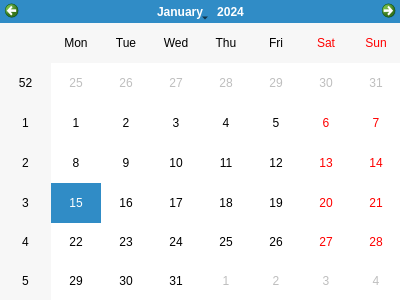
The window that templates/CalendarBajaWindow.ui (braisd11/CarTeis) describes before a commit, drawn with Qt 5.
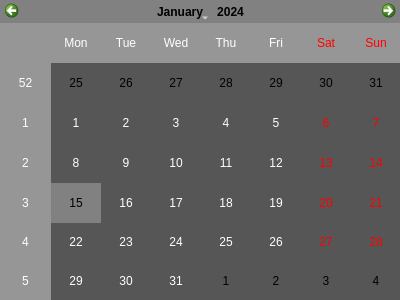
The same window after the commit. Icons and pictures are not drawn.

What changed in the file:
```diff
--- a/templates/CalendarBajaWindow.ui
+++ b/templates/CalendarBajaWindow.ui
@@ -28,6 +28,178 @@
     <height>300</height>
    </size>
   </property>
+  <property name="palette">
+   <palette>
+    <active>
+     <colorrole role="WindowText">
+      <brush brushstyle="SolidPattern">
+       <color alpha="255">
+        <red>255</red>
+        <green>255</green>
+        <blue>255</blue>
+       </color>
+      </brush>
+     </colorrole>
+     <colorrole role="Base">
+      <brush brushstyle="SolidPattern">
+       <color alpha="255">
+        <red>255</red>
+        <green>255</green>
+        <blue>255</blue>
+       </color>
+      </brush>
+     </colorrole>
+     <colorrole role="Window">
+      <brush brushstyle="SolidPattern">
+       <color alpha="255">
+        <red>86</red>
+        <green>86</green>
+        <blue>86</blue>
+       </color>
+      </brush>
+     </colorrole>
+     <colorrole role="Highlight">
+      <brush brushstyle="SolidPattern">
+       <color alpha="255">
+        <red>255</red>
+        <green>255</green>
+        <blue>255</blue>
+       </color>
+      </brush>
+     </colorrole>
+     <colorrole role="HighlightedText">
+      <brush brushstyle="SolidPattern">
+       <color alpha="255">
+        <red>0</red>
+        <green>0</green>
+        <blue>0</blue>
+       </color>
+      </brush>
+     </colorrole>
+     <colorrole role="AlternateBase">
+      <brush brushstyle="SolidPattern">
+       <color alpha="255">
+        <red>150</red>
+        <green>150</green>
+        <blue>150</blue>
+       </color>
+      </brush>
+     </colorrole>
+    </active>
+    <inactive>
+     <colorrole role="WindowText">
+      <brush brushstyle="SolidPattern">
+       <color alpha="255">
+        <red>255</red>
+        <green>255</green>
+        <blue>255</blue>
+       </color>
+      </brush>
+     </colorrole>
+     <colorrole role="Base">
+      <brush brushstyle="SolidPattern">
+       <color alpha="255">
+        <red>255</red>
+        <green>255</green>
+        <blue>255</blue>
+       </color>
+      </brush>
+     </colorrole>
+     <colorrole role="Window">
+      <brush brushstyle="SolidPattern">
+       <color alpha="255">
+        <red>86</red>
+        <green>86</green>
+        <blue>86</blue>
+       </color>
+      </brush>
+     </colorrole>
+     <colorrole role="Highlight">
+      <brush brushstyle="SolidPattern">
+       <color alpha="255">
+        <red>255</red>
+        <green>255</green>
+        <blue>255</blue>
+       </color>
+      </brush>
+     </colorrole>
+     <colorrole role="HighlightedText">
+      <brush brushstyle="SolidPattern">
+       <color alpha="255">
+        <red>0</red>
+        <green>0</green>
+        <blue>0</blue>
+       </color>
+      </brush>
+     </colorrole>
+     <colorrole role="AlternateBase">
+      <brush brushstyle="SolidPattern">
+       <color alpha="255">
+        <red>150</red>
+        <green>150</green>
+        <blue>150</blue>
+       </color>
+      </brush>
+     </colorrole>
+    </inactive>
+    <disabled>
+     <colorrole role="WindowText">
+      <brush brushstyle="SolidPattern">
+       <color alpha="255">
+        <red>120</red>
+        <green>120</green>
+        <blue>120</blue>
+       </color>
+      </brush>
+     </colorrole>
+     <colorrole role="Base">
+      <brush brushstyle="SolidPattern">
+       <color alpha="255">
+        <red>86</red>
+        <green>86</green>
+        <blue>86</blue>
+       </color>
+      </brush>
+     </colorrole>
+     <colorrole role="Window">
+      <brush brushstyle="SolidPattern">
+       <color alpha="255">
+        <red>86</red>
+        <green>86</green>
+        <blue>86</blue>
+       </color>
+      </brush>
+     </colorrole>
+     <colorrole role="Highlight">
+      <brush brushstyle="SolidPattern">
+       <color alpha="255">
+        <red>0</red>
+        <green>120</green>
+        <blue>215</blue>
+       </color>
+      </brush>
+     </colorrole>
+     <colorrole role="HighlightedText">
+      <brush brushstyle="SolidPattern">
+       <color alpha="255">
+        <red>0</red>
+        <green>0</green>
+        <blue>0</blue>
+       </color>
+      </brush>
+     </colorrole>
+     <colorrole role="AlternateBase">
+      <brush brushstyle="SolidPattern">
+       <color alpha="255">
+        <red>150</red>
+        <green>150</green>
+        <blue>150</blue>
+       </color>
+      </brush>
+     </colorrole>
+    </disabled>
+   </palette>
+  </property>
   <property name="windowTitle">
    <string>Dialog</string>
   </property>
@@ -46,6 +218,259 @@
      <verstretch>0</verstretch>
     </sizepolicy>
    </property>
+   <property name="palette">
+    <palette>
+     <active>
+      <colorrole role="WindowText">
+       <brush brushstyle="SolidPattern">
+        <color alpha="255">
+         <red>255</red>
+         <green>255</green>
+         <blue>255</blue>
+        </color>
+       </brush>
+      </colorrole>
+      <colorrole role="Button">
+       <brush brushstyle="SolidPattern">
+        <color alpha="255">
+         <red>86</red>
+         <green>86</green>
+         <blue>86</blue>
+        </color>
+       </brush>
+      </colorrole>
+      <colorrole role="Light">
+       <brush brushstyle="SolidPattern">
+        <color alpha="255">
+         <red>0</red>
+         <green>0</green>
+         <blue>0</blue>
+        </color>
+       </brush>
+      </colorrole>
+      <colorrole role="Dark">
+       <brush brushstyle="SolidPattern">
+        <color alpha="255">
+         <red>0</red>
+         <green>0</green>
+         <blue>0</blue>
+        </color>
+       </brush>
+      </colorrole>
+      <colorrole role="Text">
+       <brush brushstyle="SolidPattern">
+        <color alpha="255">
+         <red>255</red>
+         <green>255</green>
+         <blue>255</blue>
+        </color>
+       </brush>
+      </colorrole>
+      <colorrole role="ButtonText">
+       <brush brushstyle="SolidPattern">
+        <color alpha="255">
+         <red>0</red>
+         <green>0</green>
+         <blue>0</blue>
+        </color>
+       </brush>
+      </colorrole>
+      <colorrole role="Base">
+       <brush brushstyle="SolidPattern">
+        <color alpha="255">
+         <red>86</red>
+         <green>86</green>
+         <blue>86</blue>
+        </color>
+       </brush>
+      </colorrole>
+      <colorrole role="Highlight">
+       <brush brushstyle="SolidPattern">
+        <color alpha="255">
+         <red>129</red>
+         <green>129</green>
+         <blue>129</blue>
+        </color>
+       </brush>
+      </colorrole>
+      <colorrole role="ToolTipText">
+       <brush brushstyle="SolidPattern">
+        <color alpha="255">
+         <red>255</red>
+         <green>255</green>
+         <blue>255</blue>
+        </color>
+       </brush>
+      </colorrole>
+     </active>
+     <inactive>
+      <colorrole role="WindowText">
+       <brush brushstyle="SolidPattern">
+        <color alpha="255">
+         <red>255</red>
+         <green>255</green>
+         <blue>255</blue>
+        </color>
+       </brush>
+      </colorrole>
+      <colorrole role="Button">
+       <brush brushstyle="SolidPattern">
+        <color alpha="255">
+         <red>86</red>
+         <green>86</green>
+         <blue>86</blue>
+        </color>
+       </brush>
+      </colorrole>
+      <colorrole role="Light">
+       <brush brushstyle="SolidPattern">
+        <color alpha="255">
+         <red>0</red>
+         <green>0</green>
+         <blue>0</blue>
+        </color>
+       </brush>
+      </colorrole>
+      <colorrole role="Dark">
+       <brush brushstyle="SolidPattern">
+        <color alpha="255">
+         <red>0</red>
+         <green>0</green>
+         <blue>0</blue>
+        </color>
+       </brush>
+      </colorrole>
+      <colorrole role="Text">
+       <brush brushstyle="SolidPattern">
+        <color alpha="255">
+         <red>255</red>
+         <green>255</green>
+         <blue>255</blue>
+        </color>
+       </brush>
+      </colorrole>
+      <colorrole role="ButtonText">
+       <brush brushstyle="SolidPattern">
+        <color alpha="255">
+         <red>0</red>
+         <green>0</green>
+         <blue>0</blue>
+        </color>
+       </brush>
+      </colorrole>
+      <colorrole role="Base">
+       <brush brushstyle="SolidPattern">
+        <color alpha="255">
+         <red>86</red>
+         <green>86</green>
+         <blue>86</blue>
+        </color>
+       </brush>
+      </colorrole>
+      <colorrole role="Highlight">
+       <brush brushstyle="SolidPattern">
+        <color alpha="255">
+         <red>129</red>
+         <green>129</green>
+         <blue>129</blue>
+        </color>
+       </brush>
+      </colorrole>
+      <colorrole role="ToolTipText">
+       <brush brushstyle="SolidPattern">
+        <color alpha="255">
+         <red>255</red>
+         <green>255</green>
+         <blue>255</blue>
+        </color>
+       </brush>
+      </colorrole>
+     </inactive>
+     <disabled>
+      <colorrole role="WindowText">
+       <brush brushstyle="SolidPattern">
+        <color alpha="255">
+         <red>0</red>
+         <green>0</green>
+         <blue>0</blue>
+        </color>
+       </brush>
+      </colorrole>
+      <colorrole role="Button">
+       <brush brushstyle="SolidPattern">
+        <color alpha="255">
+         <red>86</red>
+         <green>86</green>
+         <blue>86</blue>
+        </color>
+       </brush>
+      </colorrole>
+      <colorrole role="Light">
+       <brush brushstyle="SolidPattern">
+        <color alpha="255">
+         <red>0</red>
+         <green>0</green>
+         <blue>0</blue>
+        </color>
+       </brush>
+      </colorrole>
+      <colorrole role="Dark">
+       <brush brushstyle="SolidPattern">
+        <color alpha="255">
+         <red>0</red>
+         <green>0</green>
+         <blue>0</blue>
+        </color>
+       </brush>
+      </colorrole>
+      <colorrole role="Text">
+       <brush brushstyle="SolidPattern">
+        <color alpha="255">
+         <red>0</red>
+         <green>0</green>
+         <blue>0</blue>
+        </color>
+       </brush>
+      </colorrole>
+      <colorrole role="ButtonText">
+       <brush brushstyle="SolidPattern">
+        <color alpha="255">
+         <red>0</red>
+         <green>0</green>
+         <blue>0</blue>
+        </color>
+       </brush>
+      </colorrole>
+      <colorrole role="Base">
+       <brush brushstyle="SolidPattern">
+        <color alpha="255">
+         <red>86</red>
+         <green>86</green>
+         <blue>86</blue>
+        </color>
+       </brush>
+      </colorrole>
+      <colorrole role="Highlight">
+       <brush brushstyle="SolidPattern">
+        <color alpha="255">
+         <red>0</red>
+         <green>120</green>
+         <blue>215</blue>
+        </color>
+       </brush>
+      </colorrole>
+      <colorrole role="ToolTipText">
+       <brush brushstyle="SolidPattern">
+        <color alpha="255">
+         <red>255</red>
+         <green>255</green>
+         <blue>255</blue>
+        </color>
+       </brush>
+      </colorrole>
+     </disabled>
+    </palette>
+   </property>
   </widget>
  </widget>
  <resources/>
```
Left out of the diff: 10 changed lines with no effect on the pictures.
